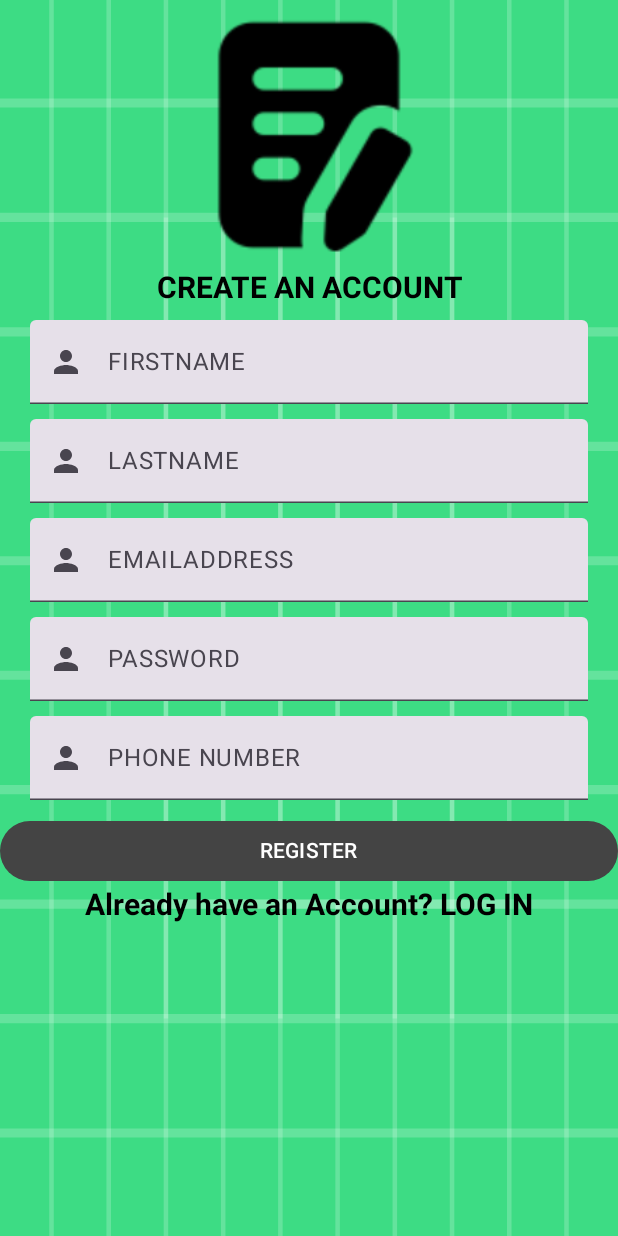
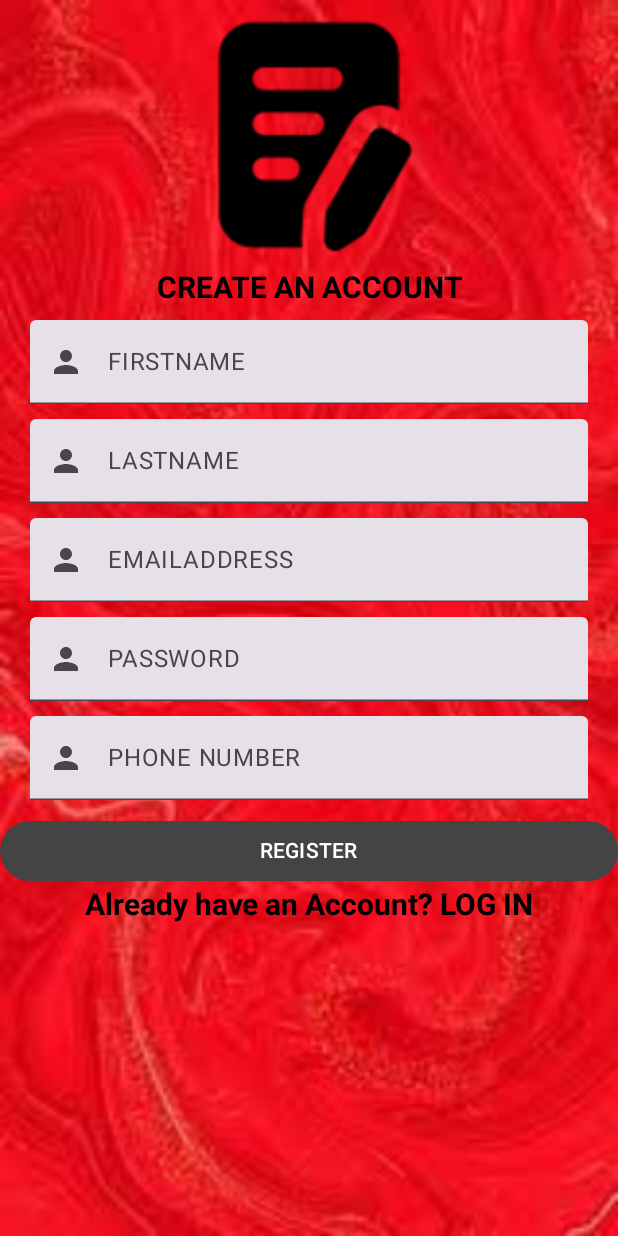
Before and after one commit to Itsdanson254/MY-APPS, an Android app built with Jetpack Compose: the FormActivity screen opened directly, with no data from a screen before it, on a phone screen of 412 x 824 dp. Run offline under Robolectric (Android 15) with nearby library versions, the phone set to English and light mode, and no system bars.

Commit message:
initial commit

```diff
--- a/app/src/main/java/com/example/dansonsapplication/FormActivity.kt
+++ b/app/src/main/java/com/example/dansonsapplication/FormActivity.kt
@@ -61,7 +61,7 @@ fun MyForm(){
 Column(modifier = Modifier
     .fillMaxSize()
     .paint(
-        painterResource(id = R.drawable.ic_launcher_background),
+        painterResource(id = R.drawable.bcgrd),
         contentScale = ContentScale.FillBounds
     )
 ){
```
